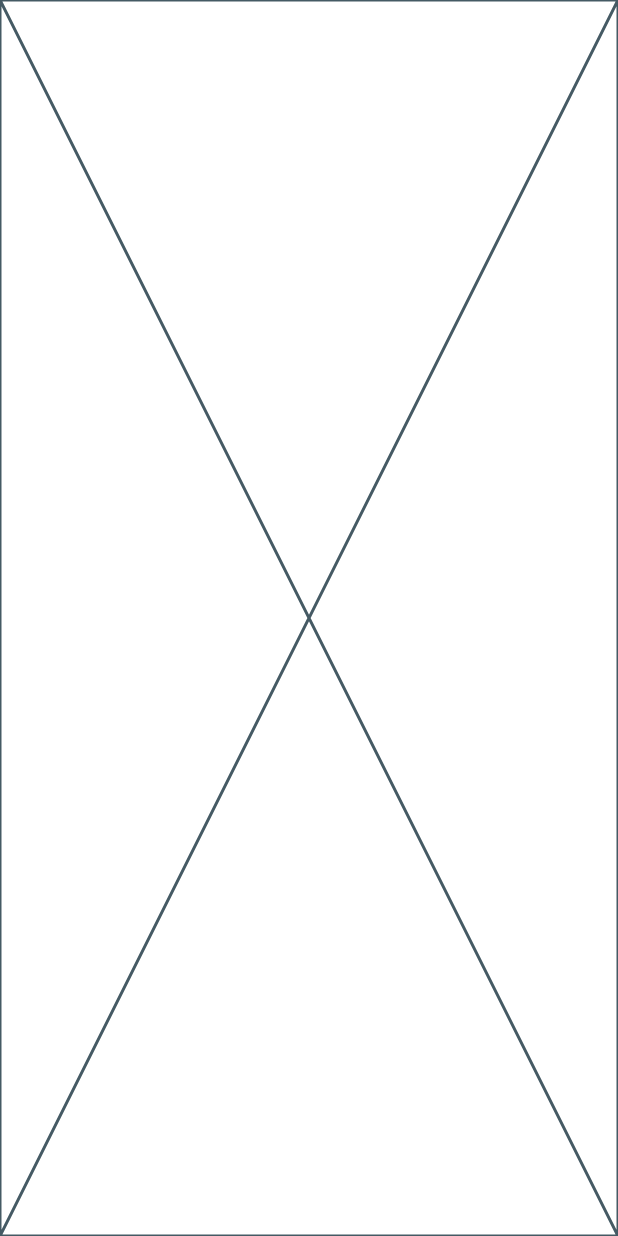
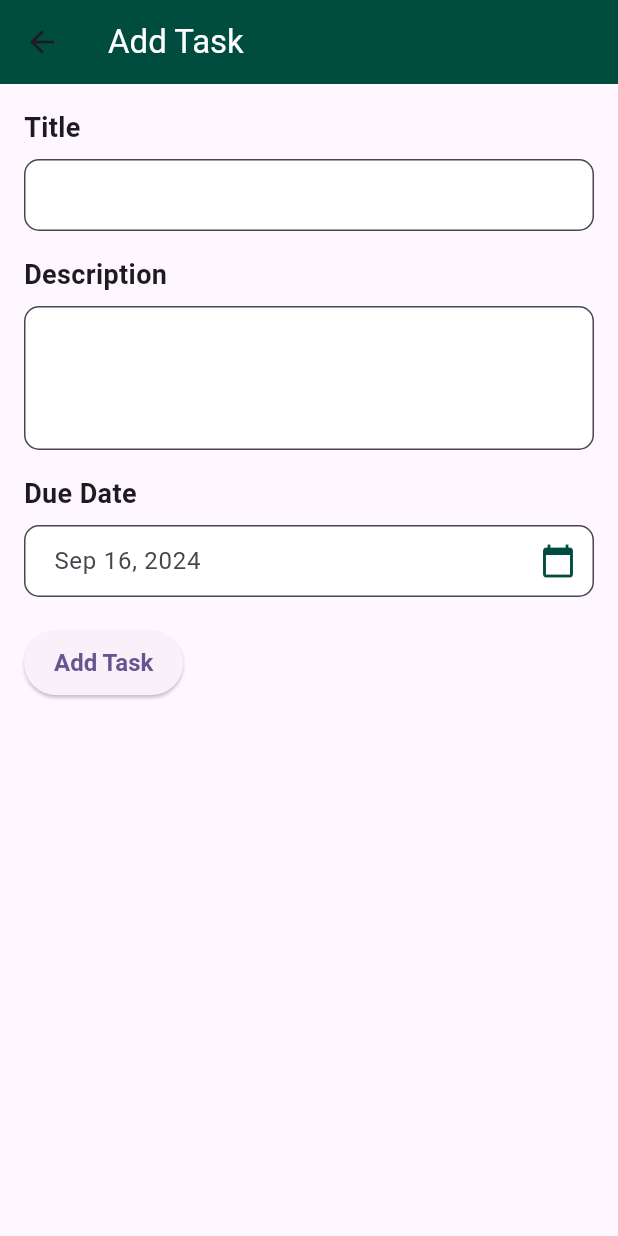
Before and after one commit to habYaregal/Task_manager_app, a Flutter app: the screen it shows after launch, after a tap on the "add" icon, on a phone screen of 412 x 824 dp. Run offline on Flutter 3.47's test engine with Material 3 defaults, Android fonts, the phone set to English and light mode, and no system bars.

Commit message:
add more features

```diff
--- a/lib/app.dart
+++ b/lib/app.dart
@@ -1,4 +1,6 @@
 import 'package:flutter/material.dart';
+import 'package:provider/provider.dart';
+import 'package:task_manager/providers/task_provider.dart';
 import 'package:task_manager/screens/add_task_screen.dart';
 import 'package:task_manager/screens/completed_task_screen.dart';
 import 'package:task_manager/screens/home_screen.dart';
@@ -9,7 +11,9 @@ class MyApp extends StatelessWidget {
 
   @override
   Widget build(BuildContext context) {
-    return MaterialApp(
+    return ChangeNotifierProvider(
+        create: (context) => TaskProvider(),
+        child: MaterialApp(
           debugShowCheckedModeBanner: false,
           title: 'Flutter Demo',
           theme: ThemeData(
@@ -18,11 +22,11 @@ class MyApp extends StatelessWidget {
           ),
           home: HomeScreen(),
           routes: {
-        '/home' : (context) => HomeScreen(),
-        '/add' : (context) => AddTaskScreen(),
-        '/completed' : (context) => CompletedTaskScreen(),
-        '/settings' : (context) => SettingScreen(),
+            '/home': (context) => HomeScreen(),
+            '/add': (context) => AddTaskScreen(),
+            '/completed': (context) => CompletedTaskScreen(),
+            '/settings': (context) => SettingScreen(),
           },
-    );
+        ));
   }
 }
--- /dev/null
+++ b/lib/providers/task_provider.dart
@@ -0,0 +1,23 @@
+import 'package:flutter/material.dart';
+import '../models/task.dart';
+
+class TaskProvider with ChangeNotifier{
+  List<Task> _tasks = [];
+
+  List<Task> get tasks => _tasks;
+
+  void addTask(Task task) {
+    _tasks.add(task);
+    notifyListeners();
+  }
+
+  void updateTask(Task task) {
+    // Update task logic
+    notifyListeners();
+  }
+
+  void deleteTask(String id) {
+    _tasks.removeWhere((task) => task.id == id);
+    notifyListeners();
+  }
+}
--- a/lib/screens/add_task_screen.dart
+++ b/lib/screens/add_task_screen.dart
@@ -1,10 +1,151 @@
 import 'package:flutter/material.dart';
+import 'package:intl/intl.dart';
+import 'package:provider/provider.dart';
+import '../providers/task_provider.dart';
+import '../models/task.dart';
 
-class AddTaskScreen extends StatelessWidget {
-  const AddTaskScreen({super.key});
+class AddTaskScreen extends StatefulWidget {
+  @override
+  _AddTaskScreenState createState() => _AddTaskScreenState();
+}
+
+class _AddTaskScreenState extends State<AddTaskScreen> {
+  final _titleController = TextEditingController();
+  final _descriptionController = TextEditingController();
+  DateTime? _dueDate = DateTime.now(); // Initialize with current date
+
+  Future<void> _selectDate(BuildContext context) async {
+    final DateTime? pickedDate = await showDatePicker(
+      context: context,
+      initialDate: _dueDate!,
+      firstDate: DateTime.now(),
+      lastDate: DateTime(2100),
+    );
+
+    if (pickedDate != null && pickedDate != _dueDate) {
+      setState(() {
+        _dueDate = pickedDate;
+      });
+    }
+  }
+
+  void _addTask() {
+    final title = _titleController.text;
+    final description = _descriptionController.text;
+
+    if (title.isEmpty || description.isEmpty || _dueDate == null) {
+      // Display error message
+      ScaffoldMessenger.of(context).showSnackBar(
+        SnackBar(
+          content: Text('Please fill in all fields and select a due date.'),
+          backgroundColor: Colors.red.shade600,
+        ),
+      );
+      return;
+    }
+
+    final task = Task(
+      id: DateTime.now().toString(),
+      title: title,
+      description: description,
+      dueDate: _dueDate!,
+      isCompleted: false,
+    );
+    Provider.of<TaskProvider>(context, listen: false).addTask(task);
+    Navigator.pop(context);
+  }
 
   @override
   Widget build(BuildContext context) {
-    return const Placeholder();
+    return Scaffold(
+      appBar: AppBar(
+        backgroundColor: Color(0xFF004d40),
+        title: Text(
+          'Add Task',
+          style: TextStyle(color: Colors.white),
+        ),
+      ),
+      body: Padding(
+        padding: const EdgeInsets.all(16.0),
+        child: Column(
+          crossAxisAlignment: CrossAxisAlignment.start,
+          children: <Widget>[
+            Text(
+              'Title',
+              style: TextStyle(fontSize: 18, fontWeight: FontWeight.bold),
+            ),
+            SizedBox(height: 8),
+            TextField(
+              controller: _titleController,
+              decoration: InputDecoration(
+                filled: true,
+                fillColor: Colors.white,
+                border: OutlineInputBorder(
+                  borderRadius: BorderRadius.circular(10),
+                ),
+                contentPadding:
+                    EdgeInsets.symmetric(horizontal: 16, vertical: 12),
+              ),
+            ),
+            SizedBox(height: 16),
+            Text(
+              'Description',
+              style: TextStyle(fontSize: 18, fontWeight: FontWeight.bold),
+            ),
+            SizedBox(height: 8),
+            TextField(
+              controller: _descriptionController,
+              decoration: InputDecoration(
+                filled: true,
+                fillColor: Colors.white,
+                border: OutlineInputBorder(
+                  borderRadius: BorderRadius.circular(10),
+                ),
+                contentPadding:
+                    EdgeInsets.symmetric(horizontal: 16, vertical: 12),
+              ),
+              maxLines: 3,
+            ),
+            SizedBox(height: 16),
+            Text(
+              'Due Date',
+              style: TextStyle(fontSize: 18, fontWeight: FontWeight.bold),
+            ),
+            SizedBox(height: 8),
+            GestureDetector(
+              onTap: () => _selectDate(context),
+              child: AbsorbPointer(
+                child: TextField(
+                  decoration: InputDecoration(
+                    filled: true,
+                    fillColor: Colors.white,
+                    border: OutlineInputBorder(
+                      borderRadius: BorderRadius.circular(10),
+                    ),
+                    contentPadding:
+                        EdgeInsets.symmetric(horizontal: 16, vertical: 12),
+                    hintText: _dueDate == null
+                        ? 'Select a date'
+                        : DateFormat.yMMMd().format(_dueDate!),
+                    suffixIcon:
+                        Icon(Icons.calendar_today, color: Color(0xFF004d40)),
+                  ),
+                ),
+              ),
+            ),
+            SizedBox(height: 20),
+            ElevatedButton(
+              child: Text('Add Task'),
+              onPressed: _addTask,
+              style: ElevatedButton.styleFrom(
+                iconColor: Color(0xFF004d40), // Green color for the button
+                padding: EdgeInsets.symmetric(vertical: 12, horizontal: 20),
+                textStyle: TextStyle(fontSize: 16, fontWeight: FontWeight.bold),
+              ),
+            ),
+          ],
+        ),
+      ),
+    );
   }
 }
--- a/lib/screens/home_screen.dart
+++ b/lib/screens/home_screen.dart
@@ -1,25 +1,11 @@
 import 'package:flutter/material.dart';
-import 'package:task_manager/models/task.dart';
-import 'package:intl/intl.dart';
+import 'package:provider/provider.dart'; // Import the provider package
+import '../models/task.dart';
 import '../widgets/task_card.dart';
 import '../widgets/navigation_drawer.dart';
+import '../providers/task_provider.dart';
 
 class HomeScreen extends StatelessWidget {
-  final List<Task> tasks = [
-    Task(
-        id: '1',
-        title: 'Bet Matsdat',
-        description: 'betun bedenb adrgo matsdat yasfelgal',
-        dueDate: DateTime(2017, 12, 12),
-        isCompleted: true),
-    Task(
-        id: '2',
-        title: 'Bet Matsdat',
-        description: 'betun bedenb adrgo matsdat yasfelgal',
-        dueDate: DateTime(2017, 12, 12),
-        isCompleted: false)
-  ];
-
   @override
   Widget build(BuildContext context) {
     return Scaffold(
@@ -33,10 +19,23 @@ class HomeScreen extends StatelessWidget {
       drawer: CustomDrawer(),
       body: Padding(
         padding: const EdgeInsets.all(10.0),
-        child: ListView.builder(
-          itemCount: tasks.length,
-          itemBuilder: (context, index) {
-            return TaskCard(task: tasks[index]);
+        child: Consumer<TaskProvider>(
+          builder: (context, taskProvider, child) {
+            if (taskProvider.tasks.isEmpty) {
+              return Center(
+                child: Text(
+                  'There are no tasks',
+                  style: TextStyle(fontSize: 18, color: Colors.grey),
+                ),
+              );
+            } else {
+              return ListView.builder(
+                itemCount: taskProvider.tasks.length,
+                itemBuilder: (context, index) {
+                  return TaskCard(task: taskProvider.tasks[index]);
+                },
+              );
+            }
           },
         ),
       ),
--- a/pubspec.yaml
+++ b/pubspec.yaml
@@ -37,6 +37,7 @@ dependencies:
   # Use with the CupertinoIcons class for iOS style icons.
   cupertino_icons: ^1.0.8
   intl: ^0.19.0
+  provider: ^6.1.2
 
 dev_dependencies:
   flutter_test:
```
Also changed, not shown: pubspec.lock. Lines whose indentation alone changed are shown as unchanged.
